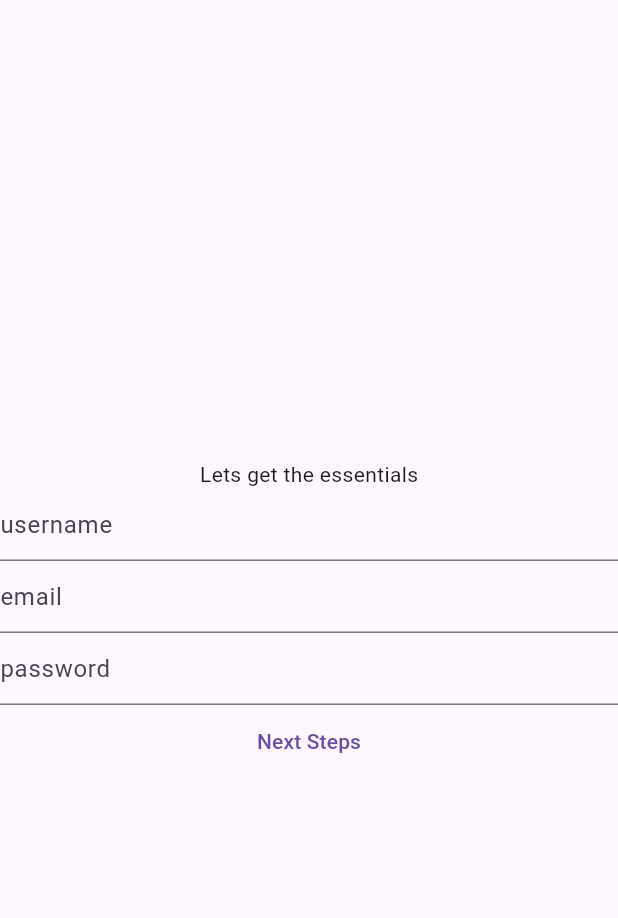
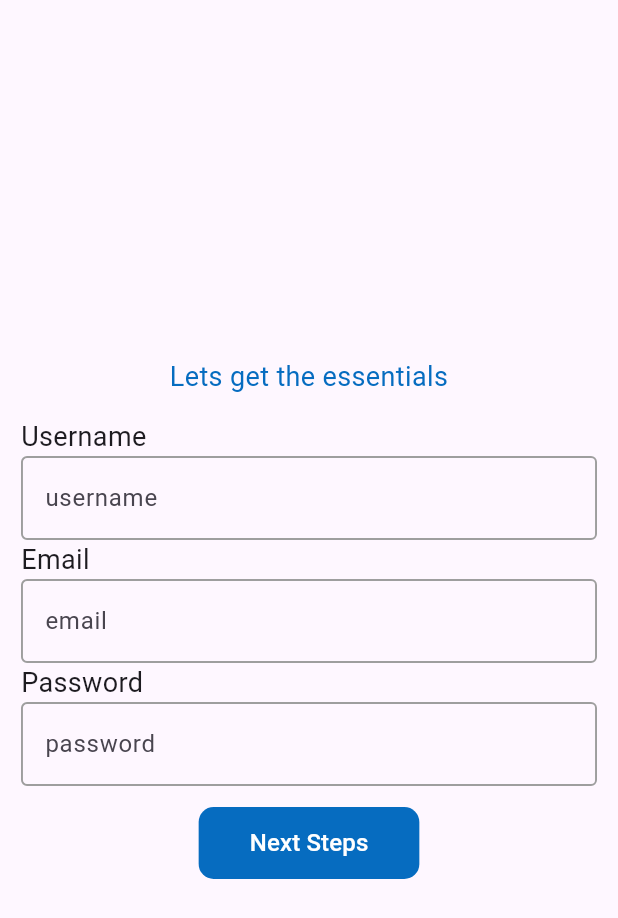
Before and after one commit to steveno06/stunio-frontend-demo, a Flutter app: the SignupPage screen opened directly, after a tap on "Student", on a phone screen of 412 x 824 dp. Shown: the top 918 px of the screen. Run offline on Flutter 3.47's test engine with Material 3 defaults, Android fonts, the light colour scheme and no system bars.

Commit message:
refactor: common details to reusable widgets

```diff
--- a/lib/views/signup_sections/common_details.dart
+++ b/lib/views/signup_sections/common_details.dart
@@ -1,5 +1,8 @@
 import 'package:flutter/material.dart';
 import 'package:stunio_frontend/viewmodels/signup_viewmodel.dart';
+import 'package:stunio_frontend/views/components/header_2.dart';
+import 'package:stunio_frontend/views/components/simple_button.dart';
+import 'package:stunio_frontend/views/components/simple_text_field.dart';
 
 class CommonDetails extends StatefulWidget {
   final SignupViewmodel viewModel;
@@ -24,33 +27,32 @@ class _CommonDetailsState extends State<CommonDetails> {
 
   @override
   Widget build(BuildContext context) {
-    return Center(
+    return Padding(
+      padding: const EdgeInsets.all(14),
+      child: Center(
         child: Column(
           mainAxisAlignment: MainAxisAlignment.center,
           children: [
-          Text("Lets get the essentials"),
-          TextField(
-            controller: _usernameController,
-            decoration: const InputDecoration(hintText: "username"),
+            Padding(
+              padding: const EdgeInsets.only(bottom: 14),
+              child: const Header2(label: "Lets get the essentials"),
             ),
-          TextField(
-            controller: _emailController,
-            decoration: const InputDecoration(hintText: "email"),
-          ),
-          TextField(
-            controller: _passwordController,
-            decoration: InputDecoration(hintText: "password"),
-            obscureText: true,
-          ),
-          TextButton(onPressed: (){
+            SimpleTextField(fieldName: "Username", inputController: _usernameController),
+            SimpleTextField(fieldName: "Email", inputController: _emailController),
+            SimpleTextField(fieldName: "Password", inputController: _passwordController, isObscure: true),
+            Padding(
+              padding: const EdgeInsets.only(top: 14),
+              child: SimpleButton(onPressed: (){
                 widget.viewModel.setCommonData(
                   _usernameController.text,
                   _emailController.text,
                   _passwordController.text
                 );
                 widget.viewModel.nextSection();
-          }, child: Text("Next Steps"))
+              }, label: "Next Steps"),
+            )
           ],
+        ),
       ),
     );
   }
```
Lines whose indentation alone changed are shown as unchanged.
